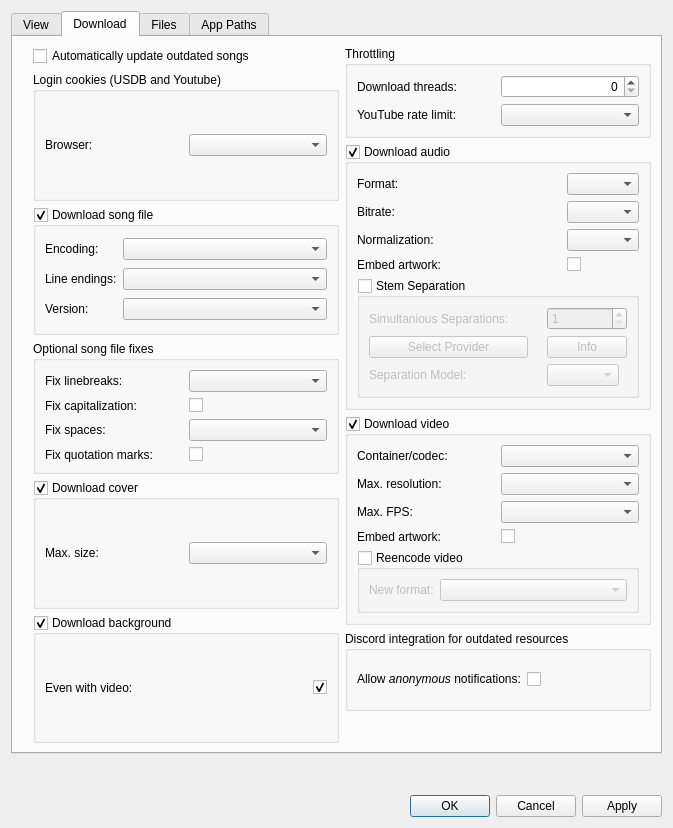
Above: src/usdb_syncer/gui/forms/SettingsDialog.ui from bohning/usdb_syncer before the change. Below: the same form after it.
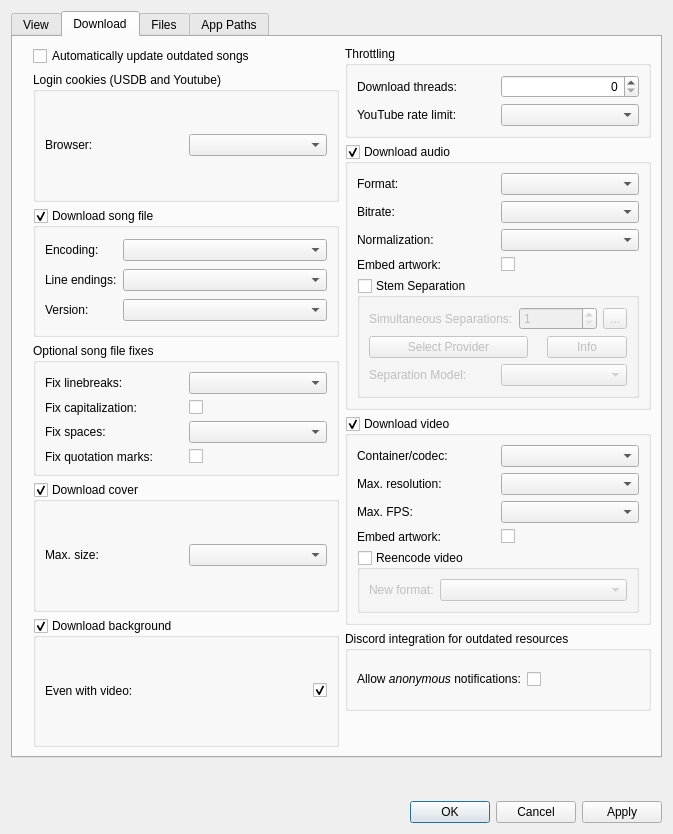
That is the form after the change. Icons and pictures are not drawn.

Diff of the .ui file:
```diff
--- a/src/usdb_syncer/gui/forms/SettingsDialog.ui
+++ b/src/usdb_syncer/gui/forms/SettingsDialog.ui
@@ -7,7 +7,7 @@
     <x>0</x>
     <y>0</y>
     <width>673</width>
-    <height>828</height>
+    <height>834</height>
    </rect>
   </property>
   <property name="windowTitle">
@@ -440,48 +440,23 @@
            <property name="checkable">
             <bool>true</bool>
            </property>
-           <layout class="QGridLayout" name="gridLayout_5">
-            <item row="3" column="3">
-             <widget class="QCheckBox" name="checkBox_audio_embed_artwork">
-              <property name="text">
-               <string/>
-              </property>
-             </widget>
-            </item>
-            <item row="0" column="3">
-             <widget class="QComboBox" name="comboBox_audio_format">
-              <property name="sizePolicy">
-               <sizepolicy hsizetype="Preferred" vsizetype="Fixed">
-                <horstretch>0</horstretch>
-                <verstretch>0</verstretch>
-               </sizepolicy>
-              </property>
-              <property name="toolTip">
-               <string>&lt;html&gt;&lt;head/&gt;&lt;body&gt;&lt;p&gt;&lt;span style=&quot; font-weight:700;&quot;&gt;M4A:&lt;/span&gt; Best quality and speed. Compatible with UltraStar Deluxe, Vocaluxe, Performous and UltraStar World Party.&lt;/p&gt;&lt;p&gt;&lt;span style=&quot; font-weight:700;&quot;&gt;MP3: &lt;/span&gt;Worst quality and speed. Full compatibility.&lt;/p&gt;&lt;/body&gt;&lt;/html&gt;</string>
-              </property>
-             </widget>
-            </item>
-            <item row="3" column="0">
-             <widget class="QLabel" name="label_audio_embed_artwork">
-              <property name="text">
-               <string>Embed artwork:</string>
-              </property>
-             </widget>
-            </item>
-            <item row="2" column="0">
-             <widget class="QLabel" name="label_audio_normalize">
-              <property name="text">
-               <string>Normalization:</string>
-              </property>
-             </widget>
-            </item>
-            <item row="1" column="3">
+           <layout class="QVBoxLayout" name="verticalLayout_10">
+            <item>
+             <layout class="QGridLayout" name="gridLayout_12">
+              <item row="1" column="1">
              <widget class="QComboBox" name="comboBox_audio_bitrate">
               <property name="toolTip">
                <string>&lt;html&gt;&lt;head/&gt;&lt;body&gt;&lt;p&gt;If the audio file is reencoded, the selected bitrate will be used.&lt;/p&gt;&lt;/body&gt;&lt;/html&gt;</string>
               </property>
              </widget>
             </item>
+              <item row="2" column="0">
+               <widget class="QLabel" name="label_audio_normalize">
+                <property name="text">
+                 <string>Normalization:</string>
+                </property>
+               </widget>
+              </item>
             <item row="0" column="0">
              <widget class="QLabel" name="label_audio_format">
               <property name="text">
@@ -496,17 +471,46 @@
               </property>
              </widget>
             </item>
-            <item row="2" column="3">
+              <item row="2" column="1">
              <widget class="QComboBox" name="comboBox_audio_normalization">
               <property name="toolTip">
                <string>&lt;html&gt;&lt;head/&gt;&lt;body&gt;&lt;p&gt;It is recommended to adjust the volume of your audio files so that they all have the same level of perceived loudness.&lt;/p&gt;&lt;p&gt;If you use a recent version of USDX (2025.4.0 or newer), then choose &lt;span style=&quot; font-weight:700;&quot;&gt;ReplayGain&lt;/span&gt;, as this does not reencode the file but instead writes the normalization information into the audio header. You have to enable ReplayGain in USDX sound settings for this take effect.&lt;/p&gt;&lt;p&gt;For karaoke softwares that do not (yet) support replay gain, choose &lt;span style=&quot; font-weight:700;&quot;&gt;Normalize&lt;/span&gt;. This will adjust the loudness by re-encoding the file.&lt;/p&gt;&lt;p&gt;To skip normalization, choose &lt;span style=&quot; font-weight:700;&quot;&gt;disabled&lt;/span&gt;. This saves time, but resulting audio files will have different loudness levels.&lt;/p&gt;&lt;/body&gt;&lt;/html&gt;</string>
               </property>
              </widget>
             </item>
-            <item row="5" column="0" colspan="4">
+              <item row="0" column="1">
+               <widget class="QComboBox" name="comboBox_audio_format">
+                <property name="sizePolicy">
+                 <sizepolicy hsizetype="Preferred" vsizetype="Fixed">
+                  <horstretch>0</horstretch>
+                  <verstretch>0</verstretch>
+                 </sizepolicy>
+                </property>
+                <property name="toolTip">
+                 <string>&lt;html&gt;&lt;head/&gt;&lt;body&gt;&lt;p&gt;&lt;span style=&quot; font-weight:700;&quot;&gt;M4A:&lt;/span&gt; Best quality and speed. Compatible with UltraStar Deluxe, Vocaluxe, Performous and UltraStar World Party.&lt;/p&gt;&lt;p&gt;&lt;span style=&quot; font-weight:700;&quot;&gt;MP3: &lt;/span&gt;Worst quality and speed. Full compatibility.&lt;/p&gt;&lt;/body&gt;&lt;/html&gt;</string>
+                </property>
+               </widget>
+              </item>
+              <item row="3" column="0">
+               <widget class="QLabel" name="label_audio_embed_artwork">
+                <property name="text">
+                 <string>Embed artwork:</string>
+                </property>
+               </widget>
+              </item>
+              <item row="3" column="1">
+               <widget class="QCheckBox" name="checkBox_audio_embed_artwork">
+                <property name="text">
+                 <string/>
+                </property>
+               </widget>
+              </item>
+             </layout>
+            </item>
+            <item>
              <widget class="QGroupBox" name="groupBox_stem_separation">
               <property name="sizePolicy">
-               <sizepolicy hsizetype="MinimumExpanding" vsizetype="MinimumExpanding">
+               <sizepolicy hsizetype="MinimumExpanding" vsizetype="Expanding">
                 <horstretch>1</horstretch>
                 <verstretch>0</verstretch>
                </sizepolicy>
@@ -523,45 +527,17 @@
               <property name="checked">
                <bool>false</bool>
               </property>
-              <layout class="QGridLayout" name="gridLayout_12">
-               <item row="0" column="0">
+              <layout class="QVBoxLayout" name="verticalLayout_8">
+               <item>
+                <layout class="QHBoxLayout" name="horizontalLayout_16">
+                 <item>
                 <widget class="QLabel" name="label_separation_num">
                  <property name="text">
-                  <string>Simultanious Separations:</string>
+                    <string>Simultaneous Separations:</string>
                  </property>
                 </widget>
                </item>
-               <item row="3" column="1">
-                <widget class="QComboBox" name="comboBox_separation_model">
-                 <property name="enabled">
-                  <bool>false</bool>
-                 </property>
-                 <property name="sizePolicy">
-                  <sizepolicy hsizetype="Maximum" vsizetype="Fixed">
-                   <horstretch>0</horstretch>
-                   <verstretch>0</verstretch>
-                  </sizepolicy>
-                 </property>
-                 <property name="toolTip">
-                  <string>&lt;html&gt;&lt;head/&gt;&lt;body&gt;&lt;p&gt;The audio can be separated into vocals and instrumental by a trained model. This way you can sing along the instrumental track if the karaoke software supports this.&lt;/p&gt;&lt;p&gt;This requires format &lt;span style=&quot; font-weight:700;&quot;&gt;version 1.1.0&lt;/span&gt; or higher, otherwise this option is disabled.&lt;/p&gt;&lt;/body&gt;&lt;/html&gt;</string>
-                 </property>
-                </widget>
-               </item>
-               <item row="1" column="1">
-                <widget class="QPushButton" name="button_info">
-                 <property name="text">
-                  <string>Info</string>
-                 </property>
-                </widget>
-               </item>
-               <item row="3" column="0">
-                <widget class="QLabel" name="label_separation_model">
-                 <property name="text">
-                  <string>Separation Model:</string>
-                 </property>
-                </widget>
-               </item>
-               <item row="0" column="1">
+                 <item>
                 <widget class="QSpinBox" name="spinBox_separation_num">
                  <property name="minimum">
                   <number>1</number>
@@ -571,7 +547,20 @@
                  </property>
                 </widget>
                </item>
-               <item row="1" column="0">
+                 <item>
+                  <widget class="QToolButton" name="toolButton_separation_help">
+                   <property name="text">
+                    <string>...</string>
+                   </property>
+                   <property name="icon">
+                    <iconset resource="../resources/qt/resources.qrc">
+                     <normaloff>:/icons/info.png</normaloff>:/icons/info.png</iconset>
+                   </property>
+                  </widget>
+                 </item>
+                </layout>
+               </item>
+               <item>
                 <layout class="QHBoxLayout" name="horizontalLayout_15">
                  <item>
                   <widget class="QPushButton" name="button_select_separation_provider">
@@ -596,6 +585,46 @@
                    </property>
                    <property name="pixmap">
                     <pixmap resource="../resources/qt/resources.qrc">:/icons/error.png</pixmap>
+                   </property>
+                  </widget>
+                 </item>
+                 <item>
+                  <widget class="QPushButton" name="button_info">
+                   <property name="sizePolicy">
+                    <sizepolicy hsizetype="Fixed" vsizetype="Fixed">
+                     <horstretch>0</horstretch>
+                     <verstretch>0</verstretch>
+                    </sizepolicy>
+                   </property>
+                   <property name="text">
+                    <string>Info</string>
+                   </property>
+                  </widget>
+                 </item>
+                </layout>
+               </item>
+               <item>
+                <layout class="QHBoxLayout" name="horizontalLayout_18">
+                 <item>
+                  <widget class="QLabel" name="label_separation_model">
+                   <property name="text">
+                    <string>Separation Model:</string>
+                   </property>
+                  </widget>
+                 </item>
+                 <item>
+                  <widget class="QComboBox" name="comboBox_separation_model">
+                   <property name="enabled">
+                    <bool>false</bool>
+                   </property>
+                   <property name="sizePolicy">
+                    <sizepolicy hsizetype="Minimum" vsizetype="Fixed">
+                     <horstretch>0</horstretch>
+                     <verstretch>0</verstretch>
+                    </sizepolicy>
+                   </property>
+                   <property name="toolTip">
+                    <string/>
                    </property>
                   </widget>
                  </item>
```
Lines whose indentation alone changed are shown as unchanged.
